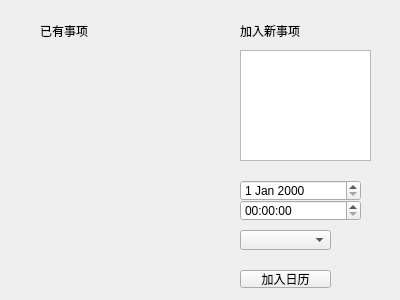
Qt form realProgect/modevent.ui (Arthur381/QTproject) before a commit.
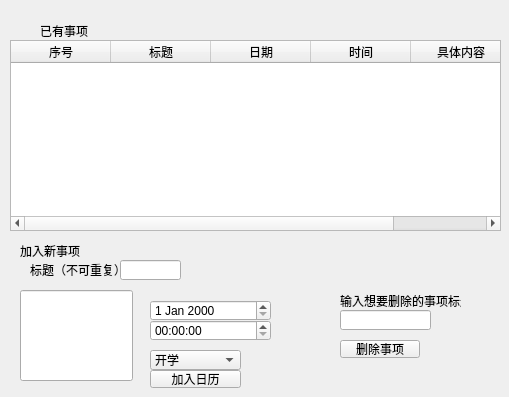
The same form after that commit.

Diff of the .ui file:
```diff
--- a/realProgect/modevent.ui
+++ b/realProgect/modevent.ui
@@ -6,8 +6,8 @@
    <rect>
     <x>0</x>
     <y>0</y>
-    <width>400</width>
-    <height>300</height>
+    <width>509</width>
+    <height>397</height>
    </rect>
   </property>
   <property name="windowTitle">
@@ -16,8 +16,8 @@
   <widget class="QDateEdit" name="inputdate">
    <property name="geometry">
     <rect>
-     <x>240</x>
-     <y>180</y>
+     <x>150</x>
+     <y>300</y>
      <width>121</width>
      <height>21</height>
     </rect>
@@ -26,8 +26,8 @@
   <widget class="QTimeEdit" name="timeEdit">
    <property name="geometry">
     <rect>
-     <x>240</x>
-     <y>200</y>
+     <x>150</x>
+     <y>320</y>
      <width>121</width>
      <height>21</height>
     </rect>
@@ -36,8 +36,8 @@
   <widget class="QPushButton" name="pushButton_add">
    <property name="geometry">
     <rect>
-     <x>240</x>
-     <y>270</y>
+     <x>150</x>
+     <y>370</y>
      <width>91</width>
      <height>18</height>
     </rect>
@@ -49,18 +49,28 @@
   <widget class="QComboBox" name="comboBox_colorchange">
    <property name="geometry">
     <rect>
-     <x>240</x>
-     <y>230</y>
+     <x>150</x>
+     <y>350</y>
      <width>91</width>
      <height>20</height>
     </rect>
    </property>
+   <item>
+    <property name="text">
+     <string>开学</string>
+    </property>
+   </item>
+   <item>
+    <property name="text">
+     <string>焦虑</string>
+    </property>
+   </item>
   </widget>
   <widget class="QLabel" name="label">
    <property name="geometry">
     <rect>
-     <x>240</x>
-     <y>20</y>
+     <x>20</x>
+     <y>240</y>
      <width>101</width>
      <height>21</height>
     </rect>
@@ -82,16 +92,119 @@
     <string>已有事项</string>
    </property>
   </widget>
-  <widget class="QTextEdit" name="textEdit">
+  <widget class="QLineEdit" name="WriteEve">
    <property name="geometry">
     <rect>
-     <x>240</x>
-     <y>50</y>
-     <width>131</width>
-     <height>111</height>
+     <x>20</x>
+     <y>290</y>
+     <width>113</width>
+     <height>91</height>
     </rect>
    </property>
   </widget>
+  <widget class="QLineEdit" name="lineEdit_eve">
+   <property name="geometry">
+    <rect>
+     <x>340</x>
+     <y>310</y>
+     <width>91</width>
+     <height>20</height>
+    </rect>
+   </property>
+  </widget>
+  <widget class="QLabel" name="label_3">
+   <property name="geometry">
+    <rect>
+     <x>340</x>
+     <y>290</y>
+     <width>121</width>
+     <height>21</height>
+    </rect>
+   </property>
+   <property name="cursor">
+    <cursorShape>OpenHandCursor</cursorShape>
+   </property>
+   <property name="text">
+    <string>输入想要删除的事项标题</string>
+   </property>
+  </widget>
+  <widget class="QPushButton" name="pushButton_delete">
+   <property name="geometry">
+    <rect>
+     <x>340</x>
+     <y>340</y>
+     <width>80</width>
+     <height>18</height>
+    </rect>
+   </property>
+   <property name="text">
+    <string>删除事项</string>
+   </property>
+  </widget>
+  <widget class="QLabel" name="label_4">
+   <property name="geometry">
+    <rect>
+     <x>30</x>
+     <y>260</y>
+     <width>101</width>
+     <height>20</height>
+    </rect>
+   </property>
+   <property name="text">
+    <string>标题（不可重复）</string>
+   </property>
+  </widget>
+  <widget class="QLineEdit" name="lineEditID">
+   <property name="geometry">
+    <rect>
+     <x>120</x>
+     <y>260</y>
+     <width>61</width>
+     <height>20</height>
+    </rect>
+   </property>
+  </widget>
+  <widget class="QTableWidget" name="tableWidget">
+   <property name="geometry">
+    <rect>
+     <x>10</x>
+     <y>40</y>
+     <width>491</width>
+     <height>191</height>
+    </rect>
+   </property>
+   <attribute name="horizontalHeaderStretchLastSection">
+    <bool>true</bool>
+   </attribute>
+   <attribute name="verticalHeaderVisible">
+    <bool>false</bool>
+   </attribute>
+   <column>
+    <property name="text">
+     <string>序号</string>
+    </property>
+   </column>
+   <column>
+    <property name="text">
+     <string>标题</string>
+    </property>
+   </column>
+   <column>
+    <property name="text">
+     <string>日期</string>
+    </property>
+   </column>
+   <column>
+    <property name="text">
+     <string>时间</string>
+    </property>
+   </column>
+   <column>
+    <property name="text">
+     <string>具体内容</string>
+    </property>
+   </column>
+  </widget>
  </widget>
  <resources/>
  <connections/>
```
Left out of the diff: 4 changed lines with no effect on the pictures.
